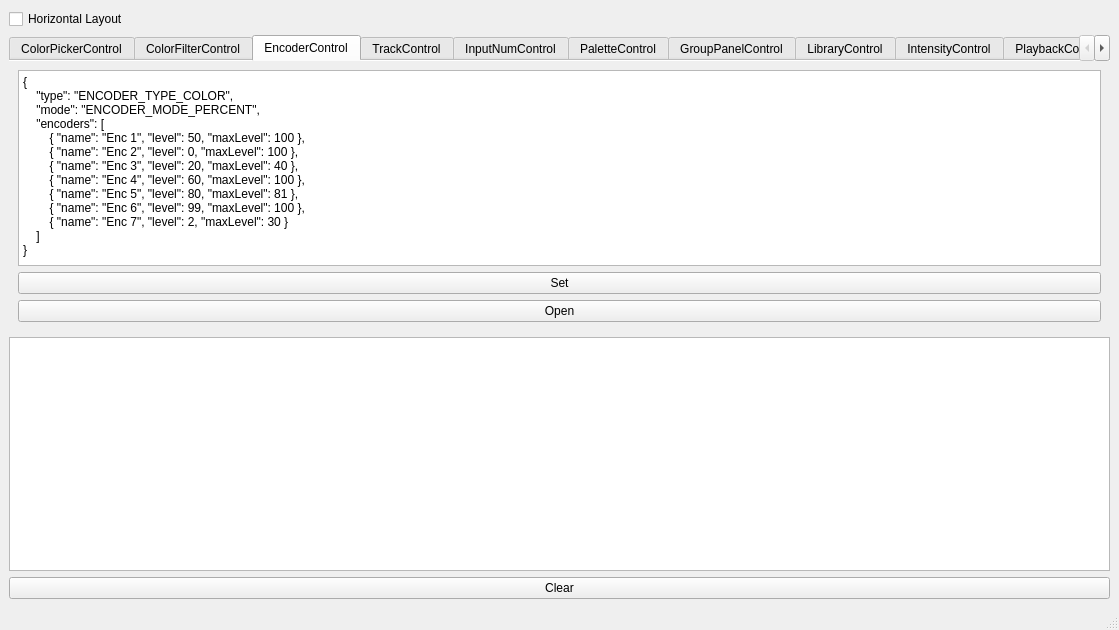
Above: form/mainwindow.ui from thanhtoan36/QtProject before the change. Below: the same form after it.
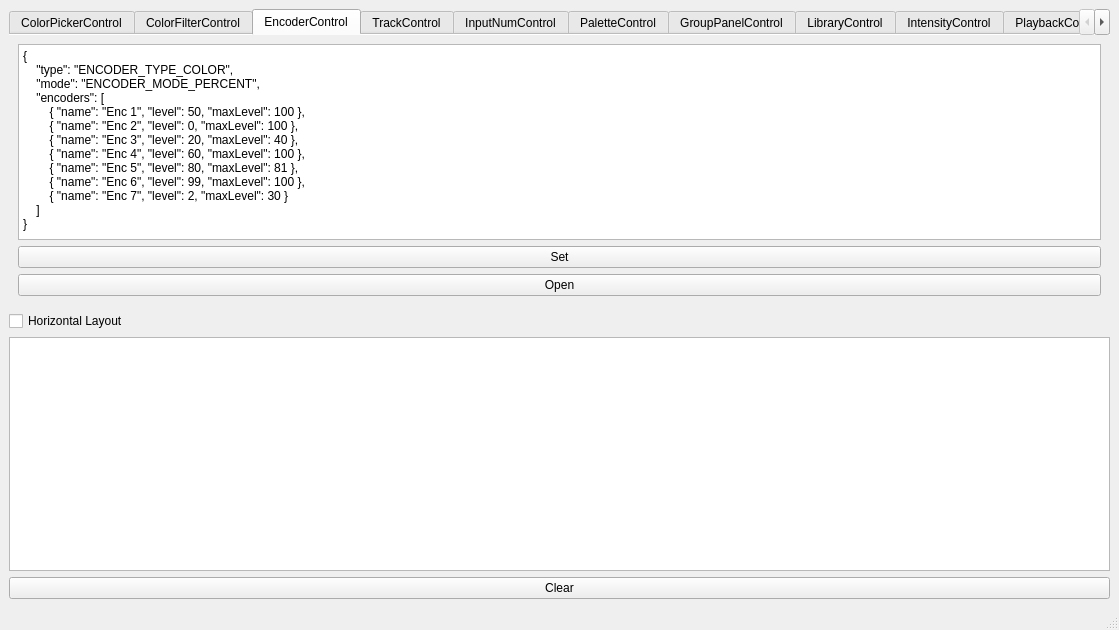
That is the form after the change. The open tabs and pages were chosen to show the change.

The edit to the form file:
```diff
--- a/form/mainwindow.ui
+++ b/form/mainwindow.ui
@@ -21,13 +21,6 @@
     </size>
    </property>
    <layout class="QVBoxLayout" name="verticalLayout">
-    <item>
-     <widget class="QCheckBox" name="checkBox_HorizontalLayout">
-      <property name="text">
-       <string>Horizontal Layout</string>
-      </property>
-     </widget>
-    </item>
     <item>
      <widget class="QTabWidget" name="tabWidget">
       <property name="maximumSize">
@@ -528,6 +521,13 @@
       </widget>
      </widget>
     </item>
+    <item>
+     <widget class="QCheckBox" name="checkBox_HorizontalLayout">
+      <property name="text">
+       <string>Horizontal Layout</string>
+      </property>
+     </widget>
+    </item>
     <item>
      <widget class="QPlainTextEdit" name="EventOutput">
       <property name="maximumSize">
```
Left out of the diff: 2 changed lines with no effect on the pictures.
